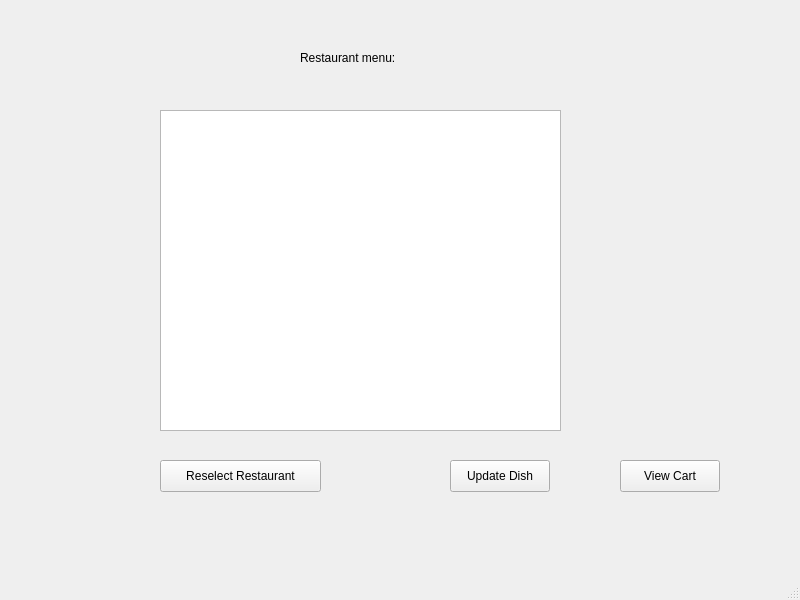
Qt form FoodOrderingApp/dishlist.ui (xyang2316/OOP-project) before a commit.
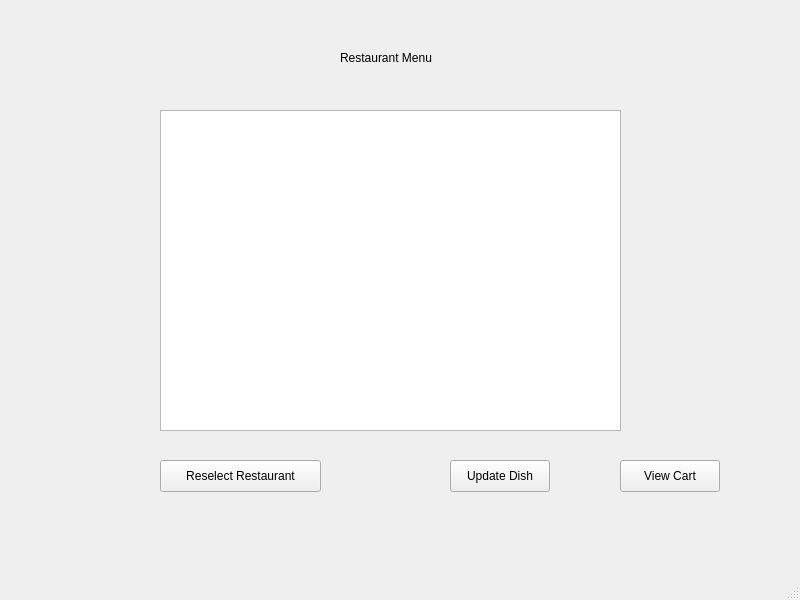
The same form after that commit.

Patch:
```diff
--- a/FoodOrderingApp/dishlist.ui
+++ b/FoodOrderingApp/dishlist.ui
@@ -19,7 +19,7 @@
      <rect>
       <x>160</x>
       <y>110</y>
-      <width>401</width>
+      <width>461</width>
       <height>321</height>
      </rect>
     </property>
@@ -40,14 +40,14 @@
    <widget class="QLabel" name="label">
     <property name="geometry">
      <rect>
-      <x>300</x>
+      <x>340</x>
       <y>50</y>
-      <width>121</width>
+      <width>101</width>
       <height>16</height>
      </rect>
     </property>
     <property name="text">
-     <string>Restaurant menu:</string>
+     <string>Restaurant Menu</string>
     </property>
    </widget>
    <widget class="QPushButton" name="updateDishButton">
```
Left out of the diff: 2 changed lines with no effect on the pictures.
